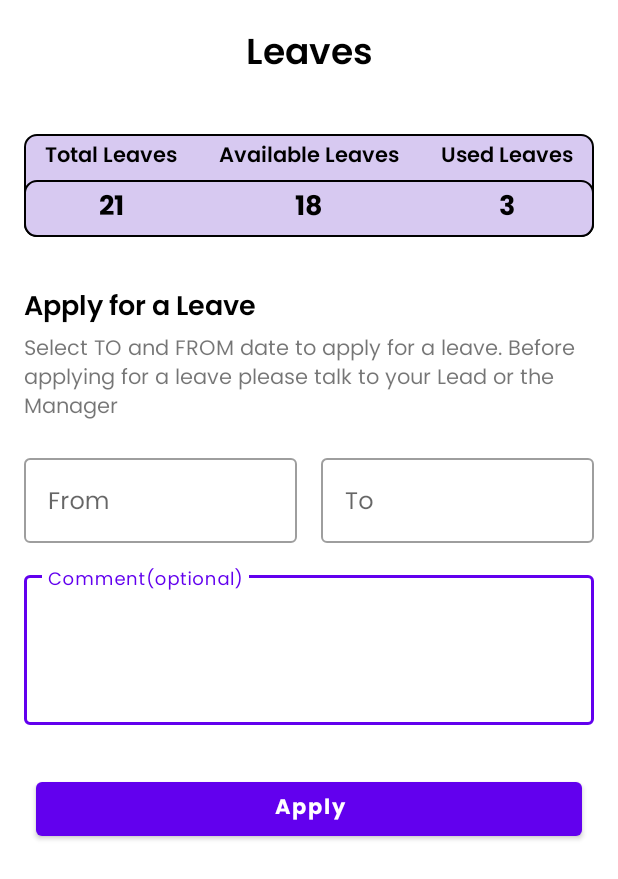
After one commit to vishalnaikawadi/EmployeePortal, an Android app: the LeavesActivity screen opened directly, with no data from a screen before it, on a phone screen of 412 x 824 dp. The commit adds this screen. Shown: the top 879 px of the screen. Run offline under Robolectric (Android 15) with nearby library versions, the phone set to English and light mode, and no system bars.

Commit message:
leaves module designs created.

```diff
--- a/app/build.gradle
+++ b/app/build.gradle
@@ -39,6 +39,7 @@ dependencies {
     implementation 'androidx.legacy:legacy-support-v4:1.0.0'
     implementation 'com.google.firebase:firebase-database:20.0.3'
     implementation 'com.github.bumptech.glide:glide:4.12.0'
+    implementation 'com.google.android.material:material:1.5.0'
     annotationProcessor 'com.github.bumptech.glide:compiler:4.12.0'
 
 
--- a/app/src/main/AndroidManifest.xml
+++ b/app/src/main/AndroidManifest.xml
@@ -12,6 +12,9 @@
         android:roundIcon="@mipmap/ic_launcher_round"
         android:supportsRtl="true"
         android:theme="@style/Theme.EmployeePortal">
+        <activity
+            android:name=".leave.LeavesActivity"
+            android:exported="false" />
         <activity
             android:name=".canteen.CanteenActivity"
             android:exported="false" />
--- a/app/src/main/java/com/pmn/employeeportal/home/MenuFragment.java
+++ b/app/src/main/java/com/pmn/employeeportal/home/MenuFragment.java
@@ -14,12 +14,14 @@ import com.pmn.employeeportal.R;
 import com.pmn.employeeportal.auth.LoginActivity;
 import com.pmn.employeeportal.canteen.CanteenActivity;
 import com.pmn.employeeportal.feedback.FeedbackActivity;
+import com.pmn.employeeportal.leave.LeavesActivity;
 
 public class MenuFragment extends Fragment {
 
     private MaterialCardView cvLogOut;
     private MaterialCardView cvFeedback;
     private MaterialCardView cvCanteen;
+    private MaterialCardView cvLeaves;
 
 
     public MenuFragment() {
@@ -42,6 +44,7 @@ public class MenuFragment extends Fragment {
         cvLogOut = view.findViewById(R.id.cvLogout);
         cvFeedback = view.findViewById(R.id.cvFeedback);
         cvCanteen = view.findViewById(R.id.cvCanteen);
+        cvLeaves = view.findViewById(R.id.cvLeaves);
         //click listeners
         cvLogOut.setOnClickListener(view1 -> {
             FirebaseAuth.getInstance().signOut();
@@ -57,6 +60,10 @@ public class MenuFragment extends Fragment {
             startActivity(new Intent(getActivity(), CanteenActivity.class));
         });
 
+        cvLeaves.setOnClickListener(view13 -> {
+            startActivity(new Intent(getActivity(), LeavesActivity.class));
+        });
+
         return view;
     }
 }
--- /dev/null
+++ b/app/src/main/java/com/pmn/employeeportal/leave/LeavesActivity.java
@@ -0,0 +1,80 @@
+package com.pmn.employeeportal.leave;
+
+import android.os.Bundle;
+import android.view.View;
+import android.widget.EditText;
+
+import androidx.appcompat.app.AppCompatActivity;
+
+import com.google.android.material.datepicker.MaterialDatePicker;
+import com.pmn.employeeportal.R;
+
+import java.text.SimpleDateFormat;
+import java.util.Calendar;
+
+public class LeavesActivity extends AppCompatActivity {
+
+    private EditText etFrom;
+    private EditText etTo;
+
+    @Override
+    protected void onCreate(Bundle savedInstanceState) {
+        super.onCreate(savedInstanceState);
+        setContentView(R.layout.activity_leaves);
+
+        //binding
+        etFrom = findViewById(R.id.etFrom);
+        etTo = findViewById(R.id.etTo);
+
+        //listener
+        etFrom.setOnClickListener(view -> {
+            MaterialDatePicker<Long> datePicker = MaterialDatePicker.Builder.datePicker()
+                    .setTitleText("From date")
+                    .build();
+            datePicker.show(getSupportFragmentManager(), "");
+
+            datePicker.addOnPositiveButtonClickListener(selection -> {
+
+                if (datePicker.getSelection() != null) {
+                    etFrom.setText(getDate(datePicker.getSelection(), "dd/MM/yyyy"));
+                }
+
+            });
+        });
+
+        etTo.setOnClickListener(view -> {
+
+            MaterialDatePicker<Long> datePicker = MaterialDatePicker.Builder.datePicker()
+                    .setTitleText("To date")
+                    .build();
+            datePicker.show(getSupportFragmentManager(), "");
+
+            datePicker.addOnPositiveButtonClickListener(selection -> {
+
+                if (datePicker.getSelection() != null) {
+                    etTo.setText(getDate(datePicker.getSelection(), "dd/MM/yyyy"));
+                }
+
+            });
+
+        });
+
+    }
+
+    /**
+     * Return date in specified format.
+     *
+     * @param milliSeconds Date in milliseconds
+     * @param dateFormat   Date format
+     * @return String representing date in specified format
+     */
+    public static String getDate(long milliSeconds, String dateFormat) {
+        // Create a DateFormatter object for displaying date in specified format.
+        SimpleDateFormat formatter = new SimpleDateFormat(dateFormat);
+
+        // Create a calendar object that will convert the date and time value in milliseconds to date.
+        Calendar calendar = Calendar.getInstance();
+        calendar.setTimeInMillis(milliSeconds);
+        return formatter.format(calendar.getTime());
+    }
+}
--- /dev/null
+++ b/app/src/main/res/drawable/cell_shape.xml
@@ -0,0 +1,9 @@
+<?xml version="1.0" encoding="utf-8"?>
+<shape
+    xmlns:android="http://schemas.android.com/apk/res/android"
+    android:shape= "rectangle"  >
+    <solid android:color="#D7C9F1"/>
+    <corners
+        android:radius="8dp"/>
+    <stroke android:width="1dp"  android:color="#000000"/>
+</shape>
--- /dev/null
+++ b/app/src/main/res/layout/activity_leaves.xml
@@ -0,0 +1,218 @@
+<androidx.constraintlayout.widget.ConstraintLayout xmlns:android="http://schemas.android.com/apk/res/android"
+    xmlns:app="http://schemas.android.com/apk/res-auto"
+    android:layout_width="match_parent"
+    android:layout_height="match_parent">
+
+    <TextView
+        android:id="@+id/tvTitle"
+        android:layout_width="match_parent"
+        android:layout_height="wrap_content"
+        android:layout_marginTop="16dp"
+        android:fontFamily="@font/poppins_semibold"
+        android:gravity="center"
+        android:text="Leaves"
+        android:textColor="@color/black"
+        android:textSize="24sp"
+        app:layout_constraintTop_toTopOf="parent" />
+
+    <TableLayout
+        android:id="@+id/tlLeaves"
+        android:layout_width="match_parent"
+        android:layout_height="wrap_content"
+        android:layout_marginHorizontal="16dp"
+        android:layout_marginTop="32dp"
+        android:background="@drawable/cell_shape"
+        android:stretchColumns="0,1,2"
+        app:layout_constraintEnd_toEndOf="parent"
+        app:layout_constraintStart_toStartOf="parent"
+        app:layout_constraintTop_toBottomOf="@+id/tvTitle">
+
+        <TableRow
+            android:layout_width="match_parent"
+            android:layout_height="0dp">
+
+            <TextView
+                android:layout_width="match_parent"
+                android:fontFamily="@font/poppins_semibold"
+                android:gravity="center"
+                android:padding="3dp"
+                android:text="Total Leaves"
+                android:textColor="@color/black"
+                android:textSize="14sp" />
+
+            <TextView
+                android:layout_width="match_parent"
+                android:fontFamily="@font/poppins_semibold"
+                android:gravity="center"
+                android:padding="3dp"
+                android:text="Available Leaves"
+                android:textColor="@color/black"
+                android:textSize="14sp" />
+
+            <TextView
+                android:layout_width="match_parent"
+                android:layout_gravity="center"
+                android:fontFamily="@font/poppins_semibold"
+                android:padding="3dp"
+                android:text="Used Leaves"
+                android:textColor="@color/black"
+                android:textSize="14sp" />
+        </TableRow>
+
+        <TableRow
+            android:layout_width="match_parent"
+            android:layout_height="0dp"
+            android:background="@drawable/cell_shape">
+
+            <TextView
+                android:fontFamily="@font/poppins_bold"
+                android:gravity="center"
+                android:padding="3dp"
+                android:text="21"
+                android:textColor="@color/black"
+                android:textSize="18sp" />
+
+            <TextView
+                android:fontFamily="@font/poppins_bold"
+                android:gravity="center"
+                android:padding="3dp"
+                android:text="18"
+                android:textColor="@color/black"
+                android:textSize="18sp" />
+
+            <TextView
+                android:layout_gravity="center"
+                android:fontFamily="@font/poppins_bold"
+                android:padding="3dp"
+                android:text="3"
+                android:textColor="@color/black"
+                android:textSize="18sp" />
+        </TableRow>
+
+    </TableLayout>
+
+
+    <TextView
+        android:id="@+id/tvApplyLeave"
+        android:layout_width="match_parent"
+        android:layout_height="0dp"
+        android:layout_marginHorizontal="16dp"
+        android:layout_marginTop="32dp"
+        android:layout_marginBottom="16dp"
+        android:fontFamily="@font/poppins_semibold"
+        android:text="Apply for a Leave"
+        android:textColor="@color/black"
+        android:textSize="18sp"
+        app:layout_constraintEnd_toEndOf="parent"
+        app:layout_constraintStart_toStartOf="parent"
+        app:layout_constraintTop_toBottomOf="@+id/tlLeaves" />
+
+    <TextView
+        android:id="@+id/tvSubTitle"
+        android:layout_width="match_parent"
+        android:layout_height="0dp"
+        android:layout_marginHorizontal="16dp"
+        android:layout_marginBottom="16dp"
+        android:fontFamily="@font/poppins_regular"
+        android:text="Select TO and FROM date to apply for a leave. Before applying for a leave please talk to your Lead or the Manager"
+        android:textSize="14sp"
+        app:layout_constraintEnd_toEndOf="parent"
+        app:layout_constraintStart_toStartOf="parent"
+        app:layout_constraintTop_toBottomOf="@+id/tvApplyLeave" />
+
+    <LinearLayout
+        android:id="@+id/lytDate"
+        android:layout_width="match_parent"
+        android:layout_height="wrap_content"
+        android:layout_margin="16dp"
+        android:orientation="horizontal"
+        android:weightSum="2"
+        app:layout_constraintEnd_toEndOf="parent"
+        app:layout_constraintStart_toStartOf="parent"
+        app:layout_constraintTop_toBottomOf="@id/tvSubTitle">
+
+        <com.google.android.material.textfield.TextInputLayout
+            android:id="@+id/tilFrom"
+            style="@style/Widget.MaterialComponents.TextInputLayout.OutlinedBox"
+            android:layout_width="match_parent"
+            android:layout_height="wrap_content"
+            android:layout_marginEnd="8dp"
+            android:layout_weight="1">
+
+            <com.google.android.material.textfield.TextInputEditText
+                android:id="@+id/etFrom"
+                android:layout_width="match_parent"
+                android:layout_height="wrap_content"
+                android:clickable="false"
+                android:cursorVisible="false"
+                android:focusable="false"
+                android:focusableInTouchMode="false"
+                android:fontFamily="@font/poppins_regular"
+                android:gravity="start"
+                android:hint="From"
+                android:includeFontPadding="false"
+                android:inputType="textEmailAddress" />
+        </com.google.android.material.textfield.TextInputLayout>
+
+        <com.google.android.material.textfield.TextInputLayout
+            android:id="@+id/tilTo"
+            style="@style/Widget.MaterialComponents.TextInputLayout.OutlinedBox"
+            android:layout_width="match_parent"
+            android:layout_height="wrap_content"
+            android:layout_marginStart="8dp"
+            android:layout_weight="1">
+
+            <com.google.android.material.textfield.TextInputEditText
+                android:id="@+id/etTo"
+                android:layout_width="match_parent"
+                android:layout_height="wrap_content"
+                android:clickable="false"
+                android:cursorVisible="false"
+                android:focusable="false"
+                android:focusableInTouchMode="false"
+                android:fontFamily="@font/poppins_regular"
+                android:gravity="start"
+                android:hint="To"
+                android:includeFontPadding="false"
+                android:inputType="textEmailAddress" />
+        </com.google.android.material.textfield.TextInputLayout>
+    </LinearLayout>
+
+    <com.google.android.material.textfield.TextInputLayout
+        android:id="@+id/tilComment"
+        style="@style/Widget.MaterialComponents.TextInputLayout.OutlinedBox"
+        android:layout_width="match_parent"
+        android:layout_height="wrap_content"
+        android:layout_margin="16dp"
+        app:layout_constraintEnd_toEndOf="parent"
+        app:layout_constraintStart_toStartOf="parent"
+        app:layout_constraintTop_toBottomOf="@+id/lytDate">
+
+        <com.google.android.material.textfield.TextInputEditText
+            android:id="@+id/etReason"
+            android:layout_width="match_parent"
+            android:layout_height="100dp"
+            android:fontFamily="@font/poppins_regular"
+            android:gravity="start"
+            android:hint="Comment(optional)"
+            android:includeFontPadding="false"
+            android:inputType="textEmailAddress" />
+    </com.google.android.material.textfield.TextInputLayout>
+
+    <Button
+        android:id="@+id/btnApply"
+        android:layout_width="match_parent"
+        android:layout_height="wrap_content"
+        android:layout_marginStart="24dp"
+        android:layout_marginTop="32dp"
+        android:layout_marginEnd="24dp"
+        android:fontFamily="@font/poppins_bold"
+        android:text="Apply"
+        android:textAllCaps="false"
+        android:textSize="14sp"
+        app:layout_constraintEnd_toEndOf="parent"
+        app:layout_constraintStart_toStartOf="parent"
+        app:layout_constraintTop_toBottomOf="@+id/tilComment" />
+
+
+</androidx.constraintlayout.widget.ConstraintLayout>
```
